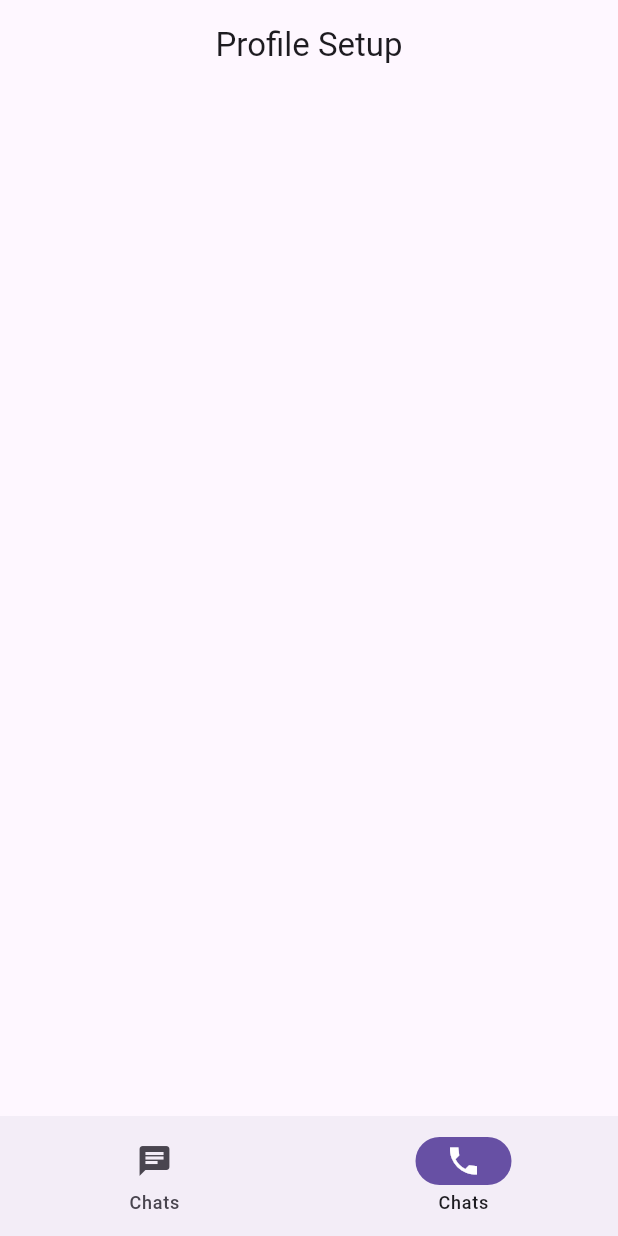
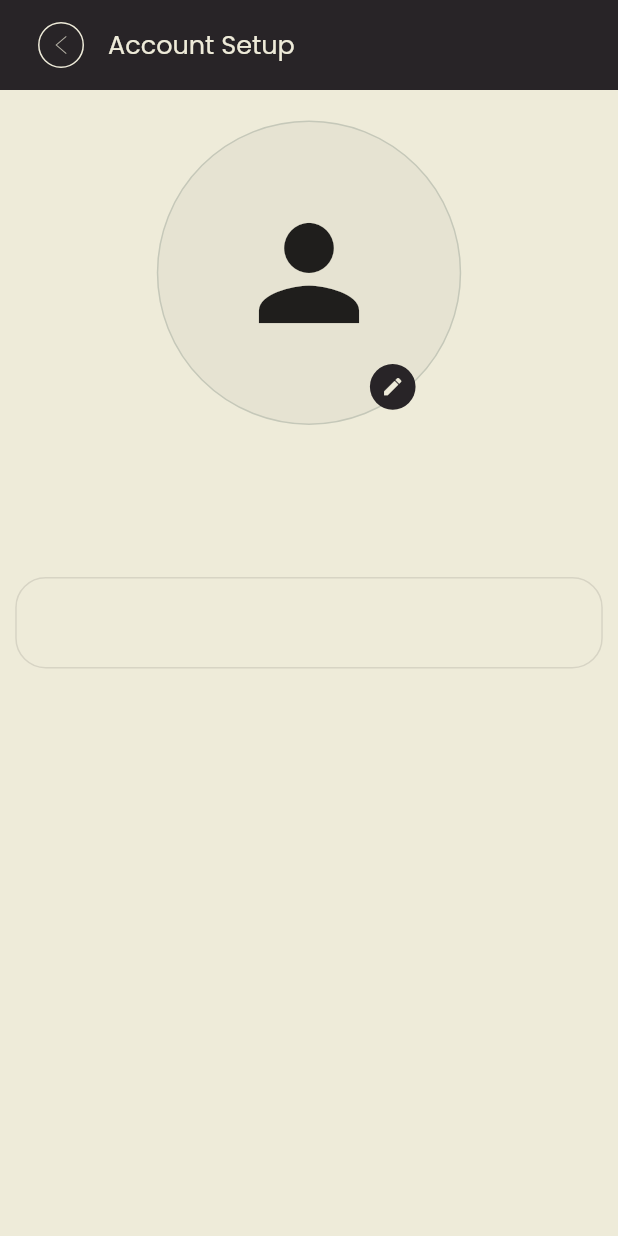
Before and after one commit to kunalchavda63/rt_chat, a Flutter app: the ImageProfileUpdate screen opened by its route, on a phone screen of 412 x 824 dp. Run offline on Flutter 3.47's test engine with Material 3 defaults, Android fonts, the phone set to English and light mode, and no system bars; our stand-ins replace cached_network_image, cloud_firestore, firebase_auth, firebase_core, flutter_riverpod, flutter_screenutil and 10 more; accounts and stored records are empty; generated files the repository leaves out were written again.

```diff
--- a/lib/core/app_ui/src/widgets/custom_widgets.dart
+++ b/lib/core/app_ui/src/widgets/custom_widgets.dart
@@ -84,8 +84,8 @@ class CustomWidgets {
   }
 
   // Custom Back Button
-  static Widget customCircleBackButton() {
-    return CustomCircleBackButton();
+  static Widget customCircleBackButton({Color? color}) {
+    return CustomCircleBackButton(color: color,);
   }
 
   // Custom Image View
--- a/lib/core/app_ui/src/widgets/src/buttons/src/custom_circle_back_button.dart
+++ b/lib/core/app_ui/src/widgets/src/buttons/src/custom_circle_back_button.dart
@@ -1,28 +1,29 @@
+import 'package:flutter_screenutil/flutter_screenutil.dart';
 import 'package:flutter_svg/flutter_svg.dart';
 import 'package:go_router/go_router.dart';
 import 'package:rt_chat/core/app_ui/app_ui.dart';
 
 class CustomCircleBackButton extends StatelessWidget {
-  const CustomCircleBackButton({super.key});
+  final Color? color;
+  const CustomCircleBackButton({super.key, this.color});
 
   @override
   Widget build(BuildContext context) {
     return CustomWidgets.customContainer(
-      h: 32,
-      w: 32,
+      h: 32.r,
+      w: 32.r,
       onTap: () {
         context.pop();
       },
-      border: Border.all(color: AppColors.hex2824),
+      border: Border.all(color: color??AppColors.hex2824),
       padding: EdgeInsets.all(8),
       color: AppColors.transparent,
       boxShape: BoxShape.circle,
       child: SvgPicture.asset(
         AssetIcons.icCutLeft,
-
-        colorFilter: ColorFilter.mode(AppColors.hex2824, BlendMode.srcIn),
-        height: 32,
-        width: 32,
+        colorFilter: ColorFilter.mode(color??AppColors.hex2824, BlendMode.srcIn),
+        height: 32.r,
+        width: 32.r,
       ),
     );
   }
--- a/lib/core/services/navigation/src/app_router.dart
+++ b/lib/core/services/navigation/src/app_router.dart
@@ -57,14 +57,7 @@ final goRouterConfig = GoRouter(
             ),
           ],
         ),
-        StatefulShellBranch(
-          routes: [
-            GoRoute(
-              path: RoutesEnum.profileSetup.path,
-              builder: (context, state) => const ImageProfileUpdate(),
-            ),
-          ],
-        ),
+
       ],
     ),
     GoRoute(
@@ -91,5 +84,9 @@ final goRouterConfig = GoRouter(
       path: RoutesEnum.settings.path,
       builder: (context, state) => const SettingsScreen(),
     ),
+    GoRoute(
+      path: RoutesEnum.profileSetup.path,
+      builder: (context, state) => const ImageProfileUpdate(),
+    ),
   ],
 );
--- a/lib/features/onboarding/onboarding.dart
+++ b/lib/features/onboarding/onboarding.dart
@@ -1,4 +1,3 @@
-import 'package:firebase_auth/firebase_auth.dart';
 import 'package:flutter/material.dart';
 import 'package:flutter_riverpod/flutter_riverpod.dart';
 import 'package:rt_chat/core/services/navigation/router.dart';
--- a/lib/features/screens/profile_setup.dart
+++ b/lib/features/screens/profile_setup.dart
@@ -1,15 +1,85 @@
 import 'package:flutter/material.dart';
+import 'package:flutter_riverpod/flutter_riverpod.dart';
+import 'package:flutter_screenutil/flutter_screenutil.dart';
+import 'package:rt_chat/core/app_ui/app_ui.dart';
 import 'package:rt_chat/core/app_ui/src/widgets/custom_widgets.dart';
+import 'package:rt_chat/core/utilities/src/strings.dart';
 
-class ImageProfileUpdate extends StatelessWidget {
+import '../onboarding/auth_sevice/suth_service.dart';
+
+class ImageProfileUpdate extends ConsumerStatefulWidget {
   const ImageProfileUpdate({super.key});
 
   @override
+  ConsumerState<ImageProfileUpdate> createState() => _ImageProfileUpdateState();
+}
+
+class _ImageProfileUpdateState extends ConsumerState<ImageProfileUpdate> {
+
+  @override
   Widget build(BuildContext context) {
+     final provider=  ref.watch(authServiceProvider);
+     final user = provider.currentUser;
+     String? photo = user?.photoURL;
+
     return Scaffold(
+      backgroundColor: AppColors.hexEeeb,
       appBar: CustomWidgets.customAppBar(
-          title: Text('Profile Setup')),
+        isCenterTitle: false,
+        autoImplyLeading: false,
+        leading: CustomWidgets.customCircleBackButton(color: AppColors.hexEeeb).padLeft(25.r),
+        bgColor: AppColors.hex2824,
+          title: CustomWidgets.customText(data: 'Account Setup',style: BaseStyle.s17w400.c(AppColors.hexEeeb),),
+      ),
+      body: Column(
+        crossAxisAlignment: CrossAxisAlignment.stretch,
+        children: [
+          Center(
+            child: Stack(
+              children: [
+                CustomWidgets.customContainer(
+                  h: 200.r,
+                  w: 200.r,
+                  border: Border.all(color: AppColors.hex2744.withAlpha(300)),
+                  color: AppColors.hex2824.withAlpha(10),
+                  boxShape: BoxShape.circle,
+                  child: (photo != null && photo.isNotEmpty)
+                      ? CustomWidgets.customImageView(
+                    path: photo,
+                    sourceType: ImageType.network,
+                  )
+                      : const Icon(Icons.person, size: 100),
+                ),
+                Positioned(
+                    bottom: 10.r,
+                    right: 30.r,
+                    child: CustomWidgets.customContainer(
+                  h: 30.r,
+                  w: 30.r,
+                  color: AppColors.hex2824,
+                  boxShape: BoxShape.circle,
+                  alignment: Alignment.center,
+                  child: Icon(Icons.edit,color: AppColors.hexEeeb,size: 15.r,)
+
+                ))
+              ],
+            ),
+          ).padTop(20.r).padBottom(100.r),
+          widgetCard()
+
+
+        ],
+      ),
     );
   }
+  widgetCard(){
+    return CustomWidgets.customContainer(
+      h: 60.r,
+      borderRadius: BorderRadius.circular(20.r),
+      border: Border.all(color: AppColors.hex2824.withAlpha(30)),
 
+
+    ).padH(10.r);
+
+  }
 }
--- a/pubspec.yaml
+++ b/pubspec.yaml
@@ -56,7 +56,6 @@ dependencies:
   firebase_core: ^3.14.0
   firebase_auth: ^5.6.0
   cloud_firestore: ^5.6.9
-  google_sign_in: ^6.3.0
   shared_preferences: ^2.5.3
   fluttertoast: ^8.2.12
 
```
Also changed, not shown: lib/features/screens/chat_screen.dart (+2 -7 lines), lib/features/screens/settings/settings_screen.dart (+11 -2 lines), pubspec.lock, 30 other files.
